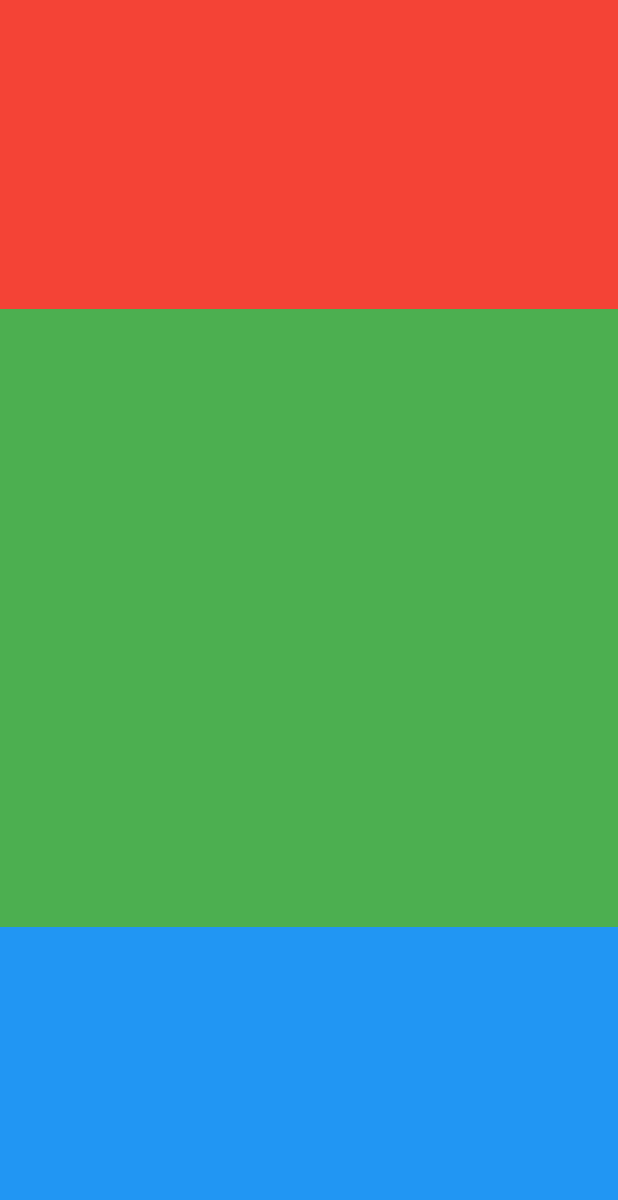
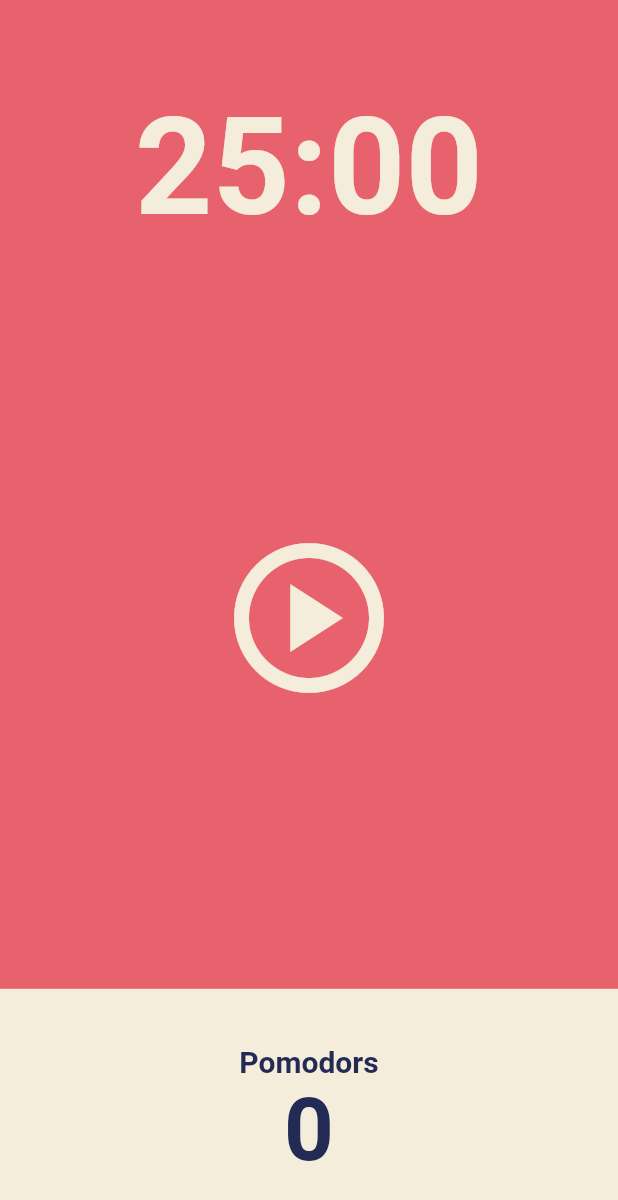
Before and after one commit to limit-b/toonflix, a Flutter app: the screen it shows after launch, on a phone screen of 412 x 824 dp. Shown: the top 1200 px of the screen. Run offline on Flutter 3.47's test engine with Material 2 defaults, Android fonts, the phone set to English and light mode, and no system bars.

Commit message:
추가: 뽀모도로 인터페이스
ThemeData와 BuildContext로 스타일 일관성,
Flexible과 Expanded로 위젯 레이아웃 구성

```diff
--- a/lib/main.dart
+++ b/lib/main.dart
@@ -14,15 +14,11 @@ class MyStlApp extends StatelessWidget {
       home: const HomeScreen(),
       theme: ThemeData(
         cardColor: const Color(0xFFF4EDDB),
-        colorScheme: ColorScheme.fromSwatch(
-          primarySwatch: Colors.red,
-          backgroundColor: const Color(0xFFE7626C)
-          ),
+        scaffoldBackgroundColor: const Color(0xFFE7626C),
         textTheme: const TextTheme(
-          displayLarge: TextStyle(
-            color: Color(0xFF232B55),
-          )
-        ),
+            displayLarge: TextStyle(
+          color: Color(0xFF232B55),
+        )),
       ),
     );
   }
@@ -90,8 +86,8 @@ class App extends StatelessWidget {
                   const SizedBox(
                     height: 6,
                   ),
-                  const Row(
-                    children: [
+                  Row(
+                    children: const [
                       Text(
                         "\$5 194 382",
                         style: TextStyle(
--- a/lib/screens/home_screen.dart
+++ b/lib/screens/home_screen.dart
@@ -11,30 +11,71 @@ class _HomeScreenState extends State<HomeScreen> {
   @override
   Widget build(BuildContext context) {
     return Scaffold(
+      backgroundColor: Theme.of(context).scaffoldBackgroundColor,
       body: Column(
         children: [
           Flexible(
             flex: 1,
             child: Container(
-              decoration: const BoxDecoration(
-                color: Colors.red,
+              alignment: Alignment.bottomCenter,
+              child: Text(
+                "25:00",
+                style: TextStyle(
+                  color: Theme.of(context).cardColor,
+                  fontSize: 90.0,
+                  fontWeight: FontWeight.w600,
+                ),
               ),
             ),
           ),
           Flexible(
-            flex: 2,
-            child: Container(
-              decoration: const BoxDecoration(
-                color: Colors.green,
+            flex: 3,
+            child: Center(
+              child: IconButton(
+                iconSize: 120.0,
+                color: Theme.of(context).cardColor,
+                onPressed: () {},
+                icon: const Icon(
+                  Icons.play_circle_outlined,
+                ),
               ),
             ),
           ),
           Flexible(
             flex: 1,
-            child: Container(
-              decoration: const BoxDecoration(
-                color: Colors.blue,
-              ),
+            child: Row(
+              children: [
+                Expanded(
+                  child: Container(
+                    decoration: BoxDecoration(
+                      color: Theme.of(context).cardColor,
+                    ),
+                    child: Column(
+                      mainAxisAlignment: MainAxisAlignment.center,
+                      children: [
+                        Text(
+                          "Pomodors",
+                          style: TextStyle(
+                            color:
+                                Theme.of(context).textTheme.displayLarge!.color,
+                            fontSize: 20.0,
+                            fontWeight: FontWeight.w600,
+                          ),
+                        ),
+                        Text(
+                          "0",
+                          style: TextStyle(
+                            color:
+                                Theme.of(context).textTheme.displayLarge!.color,
+                            fontSize: 58.0,
+                            fontWeight: FontWeight.w600,
+                          ),
+                        ),
+                      ],
+                    ),
+                  ),
+                ),
+              ],
             ),
           ),
         ],
```
